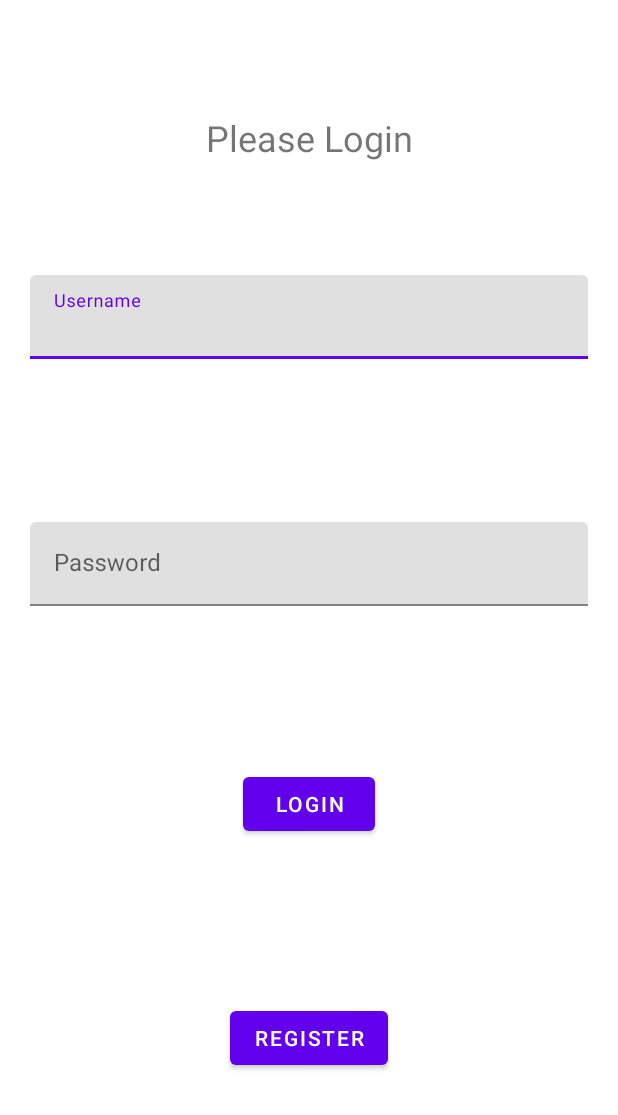
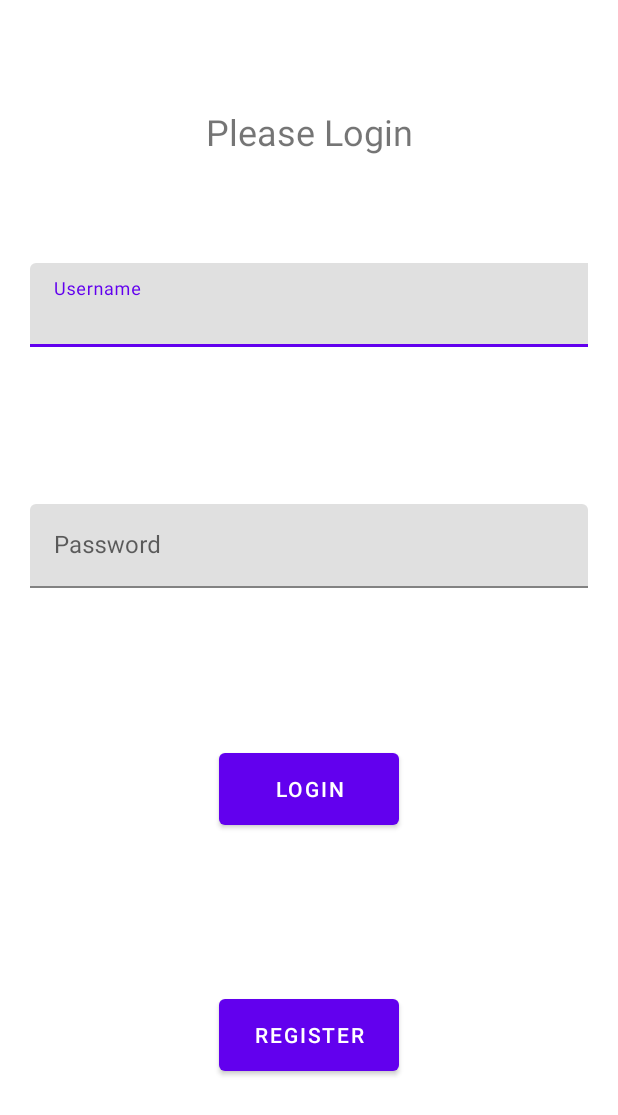
Before and after one commit to Coiggahou2002/AircraftWar-Android, an Android app: the screen it shows after launch (LoginActivity), on a phone screen of 412 x 824 dp. Shown: the top 1115 px of the screen. Run offline under Robolectric (Android 15) with nearby library versions, the phone set to English and light mode, and no system bars.

Commit message:
UI: 登录注册页样式微调

```diff
--- a/app/src/main/res/layout/login.xml
+++ b/app/src/main/res/layout/login.xml
@@ -29,7 +29,7 @@
 
         <com.google.android.material.textfield.TextInputEditText
             android:id="@+id/username_input"
-            android:layout_width="match_parent"
+            android:layout_width="424dp"
             android:layout_height="wrap_content"
             android:hint="@string/user_name_text"
             android:imeOptions="normal"
@@ -55,15 +55,17 @@
             android:layout_width="match_parent"
             android:layout_height="wrap_content"
             android:hint="@string/password_text"
+            android:password="true"
             android:imeOptions="actionDone"
             android:singleLine="true"
-            android:textColorHint="#757575" />
+            android:textColorHint="#757575"
+            android:visibility="visible" />
     </com.google.android.material.textfield.TextInputLayout>
 
     <Button
         android:id="@+id/login_button"
-        android:layout_width="wrap_content"
-        android:layout_height="wrap_content"
+        android:layout_width="120dp"
+        android:layout_height="60dp"
         android:text="@string/login_button"
         app:layout_constraintBottom_toTopOf="@+id/register_button"
         app:layout_constraintEnd_toEndOf="parent"
@@ -73,8 +75,8 @@
 
     <Button
         android:id="@+id/register_button"
-        android:layout_width="wrap_content"
-        android:layout_height="wrap_content"
+        android:layout_width="120dp"
+        android:layout_height="60dp"
         android:text="@string/register_button"
         app:layout_constraintBottom_toBottomOf="parent"
         app:layout_constraintEnd_toEndOf="parent"
```
